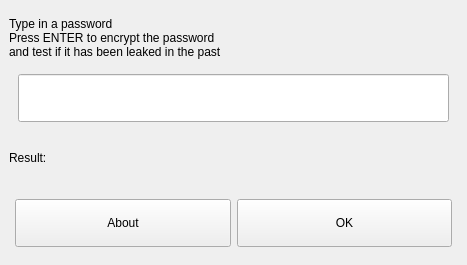
Above: pwcheck_GUI.ui from HikariKnight/pwtester before the change. Below: the same form after it.
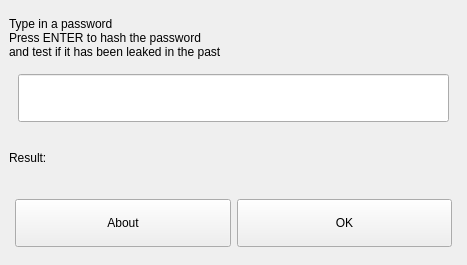
That is the form after the change.

Commit message: Change encrypt to hash as it is the correct term

What changed in the file:
```diff
--- a/pwcheck_GUI.ui
+++ b/pwcheck_GUI.ui
@@ -41,7 +41,7 @@
     <item row="0" column="0">
      <widget class="QLabel" name="label">
       <property name="text">
-       <string>&lt;html&gt;&lt;head/&gt;&lt;body&gt;&lt;p&gt;Type in a password&lt;br/&gt;Press ENTER to encrypt the password&lt;br/&gt;and test if it has been leaked in the past&lt;/p&gt;&lt;/body&gt;&lt;/html&gt;</string>
+       <string>&lt;html&gt;&lt;head/&gt;&lt;body&gt;&lt;p&gt;Type in a password&lt;br/&gt;Press ENTER to hash the password&lt;br/&gt;and test if it has been leaked in the past&lt;/p&gt;&lt;/body&gt;&lt;/html&gt;</string>
       </property>
       <property name="margin">
        <number>3</number>
```
